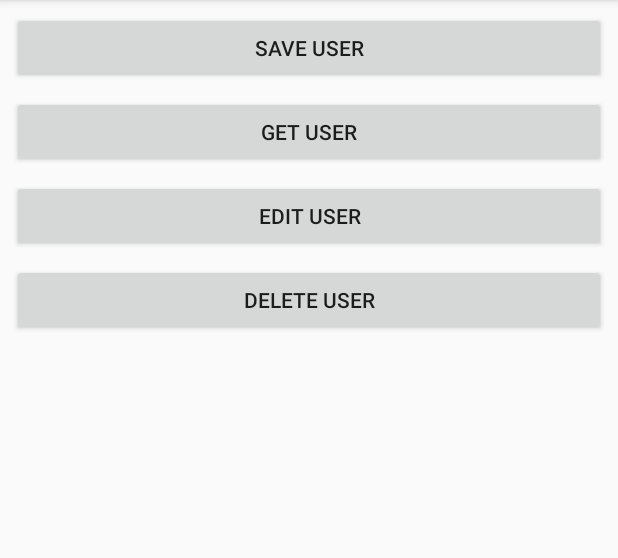
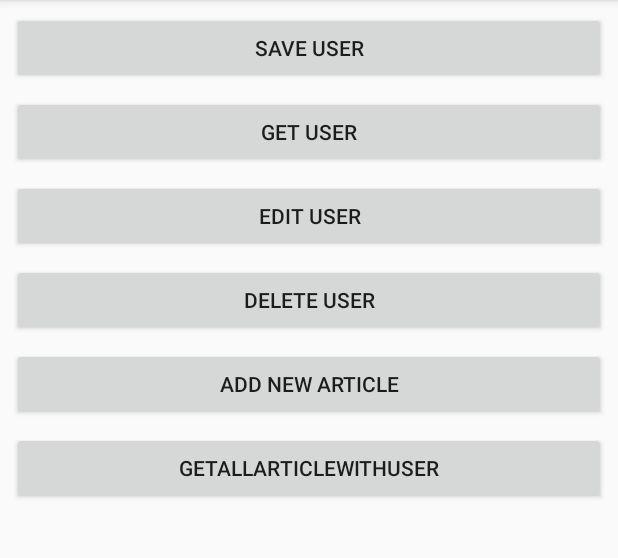
Before and after one commit to 1st-short-course/room-persistance, an Android app: the screen it shows after launch (MainActivity), on a phone screen of 412 x 824 dp, the part 84-642 px from its top. Run offline under Robolectric (Android 15) with nearby library versions, the phone set to English and light mode, and no system bars; our stand-ins replace Room's generated code.

Commit message:
get data form multi table

```diff
--- a/app/build.gradle
+++ b/app/build.gradle
@@ -33,4 +33,6 @@ dependencies {
     implementation "android.arch.persistence.room:runtime:1.1.1"
     annotationProcessor "android.arch.persistence.room:compiler:1.1.1"
 
+    implementation 'com.android.support:recyclerview-v7:27.1.1'
+    implementation 'com.android.support:cardview-v7:27.1.1'
 }
--- a/app/src/main/AndroidManifest.xml
+++ b/app/src/main/AndroidManifest.xml
@@ -16,6 +16,10 @@
                 <category android:name="android.intent.category.LAUNCHER" />
             </intent-filter>
         </activity>
+        <activity android:name=".AddArticleActivity" />
+        <activity android:name=".ArticleActivity">
+
+        </activity>
     </application>
 
 </manifest>
--- a/app/src/main/java/com/example/rany/room_demo/MainActivity.java
+++ b/app/src/main/java/com/example/rany/room_demo/MainActivity.java
@@ -1,21 +1,25 @@
 package com.example.rany.room_demo;
 
+import android.content.Intent;
 import android.support.v7.app.AppCompatActivity;
 import android.os.Bundle;
 import android.util.Log;
 import android.widget.Button;
 import android.widget.Toast;
 
+import com.example.rany.room_demo.data.local.room.dao.ArticleDao;
 import com.example.rany.room_demo.data.local.room.dao.UserDao;
 import com.example.rany.room_demo.data.local.room.db.ArticleDatabase;
 import com.example.rany.room_demo.entity.User;
+import com.example.rany.room_demo.util.ToastMessage;
 
 import java.util.List;
 import java.util.concurrent.atomic.AtomicBoolean;
 
 public class MainActivity extends AppCompatActivity {
-    Button btnSave,btnGet,btnEdit,btnDelete;
+    Button btnSave,btnGet,btnEdit,btnDelete,btAddNewArticle,btnAllArtWithUser;
     UserDao userDao;
+    ArticleDao articleDao;
     @Override
     protected void onCreate(Bundle savedInstanceState) {
         super.onCreate(savedInstanceState);
@@ -25,9 +29,10 @@ public class MainActivity extends AppCompatActivity {
         btnSave=findViewById(R.id.saveUser);
         btnEdit=findViewById(R.id.editUser);
         btnGet=findViewById(R.id.getUser);
-
+        btnAllArtWithUser =findViewById(R.id.articleWithUser);
+        btAddNewArticle=findViewById(R.id.addNewArticle);
         userDao=ArticleDatabase.getDatabase(this).getUserDao();
-
+        articleDao=ArticleDatabase.getDatabase(this).getArticleDao();
         btnSave.setOnClickListener(v->{
             User user=new User();
             user.name="chamroern";
@@ -35,7 +40,8 @@ public class MainActivity extends AppCompatActivity {
             user.password="1234567";
 
             userDao.addUser(user);
-            showMessage("save success");
+            ToastMessage.showMessage(this
+                    ,"save success");
         });
 
 
@@ -57,12 +63,17 @@ public class MainActivity extends AppCompatActivity {
 
             //userDao.removeUser(user);
             userDao.removeByName("chamroern");
-            showMessage("remove user success");
+            ToastMessage.showMessage(this,"remove user success");
         });
 
-    }
-    public void showMessage(String smg){
-        Toast.makeText(this, smg, Toast.LENGTH_SHORT).show();
+
+        btAddNewArticle.setOnClickListener(v->{
+            startActivity(new Intent(this,AddArticleActivity.class));
+        });
+
+        btnAllArtWithUser.setOnClickListener(v->{
+            Log.e(TAG, "onCreate: "+articleDao.getAllArticleWithUser() );
+        });
     }
 
     private static final String TAG = "MainActivity";
--- /dev/null
+++ b/app/src/main/java/com/example/rany/room_demo/data/local/room/dao/ArticleDao.java
@@ -0,0 +1,35 @@
+package com.example.rany.room_demo.data.local.room.dao;
+
+import android.arch.persistence.room.Dao;
+import android.arch.persistence.room.Delete;
+import android.arch.persistence.room.Insert;
+import android.arch.persistence.room.Query;
+import android.arch.persistence.room.Update;
+
+import com.example.rany.room_demo.entity.Article;
+import com.example.rany.room_demo.entity.UserArticle;
+
+import java.util.List;
+
+@Dao
+public interface ArticleDao {
+
+    @Query("SELECT * FROM article order by id desc")
+    List<Article> getAllArticle();
+
+    /*@Query("SELECT users.id as user_id , users.name,users.email,users.password" +
+            "  FROM article " +
+            "join users on users.id=article.user_id "+
+            "order by article.id desc")*/
+    @Query("SELECT *,article.id as article_id  FROM article " +
+            "join users on users.id=article.user_id "+
+            "order by article.id desc")
+    List<UserArticle> getAllArticleWithUser();
+
+    @Insert
+    void add(Article article);
+    @Delete
+    void remove(Article article);
+    @Update
+    void update(Article article);
+}
--- a/app/src/main/java/com/example/rany/room_demo/data/local/room/db/ArticleDatabase.java
+++ b/app/src/main/java/com/example/rany/room_demo/data/local/room/db/ArticleDatabase.java
@@ -5,17 +5,21 @@ import android.arch.persistence.room.Room;
 import android.arch.persistence.room.RoomDatabase;
 import android.content.Context;
 
+import com.example.rany.room_demo.data.local.room.dao.ArticleDao;
 import com.example.rany.room_demo.data.local.room.dao.UserDao;
+import com.example.rany.room_demo.entity.Article;
 import com.example.rany.room_demo.entity.User;
 
-@Database(version = 1,entities = {User.class})
+@Database(version = 2,entities = {User.class, Article.class})
 public abstract class ArticleDatabase extends RoomDatabase{
     public static final String DB_NAME="article_db";
     public abstract UserDao getUserDao();
+    public abstract ArticleDao getArticleDao();
 
     public static ArticleDatabase getDatabase(Context context){
         return Room.databaseBuilder(context,ArticleDatabase.class,DB_NAME)
                 .allowMainThreadQueries()
+                .fallbackToDestructiveMigration()
                 .build();
     }
 
--- a/app/src/main/res/layout/activity_main.xml
+++ b/app/src/main/res/layout/activity_main.xml
@@ -54,4 +54,28 @@
         app:layout_constraintStart_toStartOf="parent"
         app:layout_constraintTop_toBottomOf="@+id/editUser" />
 
+    <Button
+        android:id="@+id/addNewArticle"
+        android:layout_width="match_parent"
+        android:layout_height="wrap_content"
+        android:layout_marginEnd="8dp"
+        android:layout_marginStart="8dp"
+        android:layout_marginTop="8dp"
+        android:text="add new article"
+        app:layout_constraintEnd_toEndOf="parent"
+        app:layout_constraintStart_toStartOf="parent"
+        app:layout_constraintTop_toBottomOf="@+id/deleteUser" />
+
+    <Button
+        android:id="@+id/articleWithUser"
+        android:layout_width="match_parent"
+        android:layout_height="wrap_content"
+        android:layout_marginEnd="8dp"
+        android:layout_marginStart="8dp"
+        android:layout_marginTop="8dp"
+        android:text="getAllArticleWithUser"
+        app:layout_constraintEnd_toEndOf="parent"
+        app:layout_constraintHorizontal_bias="0.0"
+        app:layout_constraintStart_toStartOf="parent"
+        app:layout_constraintTop_toBottomOf="@+id/addNewArticle" />
 </android.support.constraint.ConstraintLayout>
--- /dev/null
+++ b/app/src/main/res/menu/option_menu.xml
@@ -0,0 +1,6 @@
+<?xml version="1.0" encoding="utf-8"?>
+<menu xmlns:android="http://schemas.android.com/apk/res/android">
+
+    <item android:title="add Article"
+        android:id="@+id/addArticle"/>
+</menu>
```
Also changed, not shown: app/src/main/java/com/example/rany/room_demo/AddArticleActivity.java (added, +39 -0 lines), app/src/main/java/com/example/rany/room_demo/ArticleActivity.java (added, +56 -0 lines), app/src/main/java/com/example/rany/room_demo/adapter/ArticleAdapter.java (added, +60 -0 lines), app/src/main/java/com/example/rany/room_demo/entity/Article.java (added, +33 -0 lines), app/src/main/java/com/example/rany/room_demo/entity/UserArticle.java (added, +33 -0 lines), app/src/main/java/com/example/rany/room_demo/util/ToastMessage.java (added, +11 -0 lines), app/src/main/res/layout/activity_add_article.xml (added, +48 -0 lines), app/src/main/res/layout/activity_article.xml (added, +13 -0 lines), app/src/main/res/layout/article_item_layout.xml (added, +28 -0 lines).
